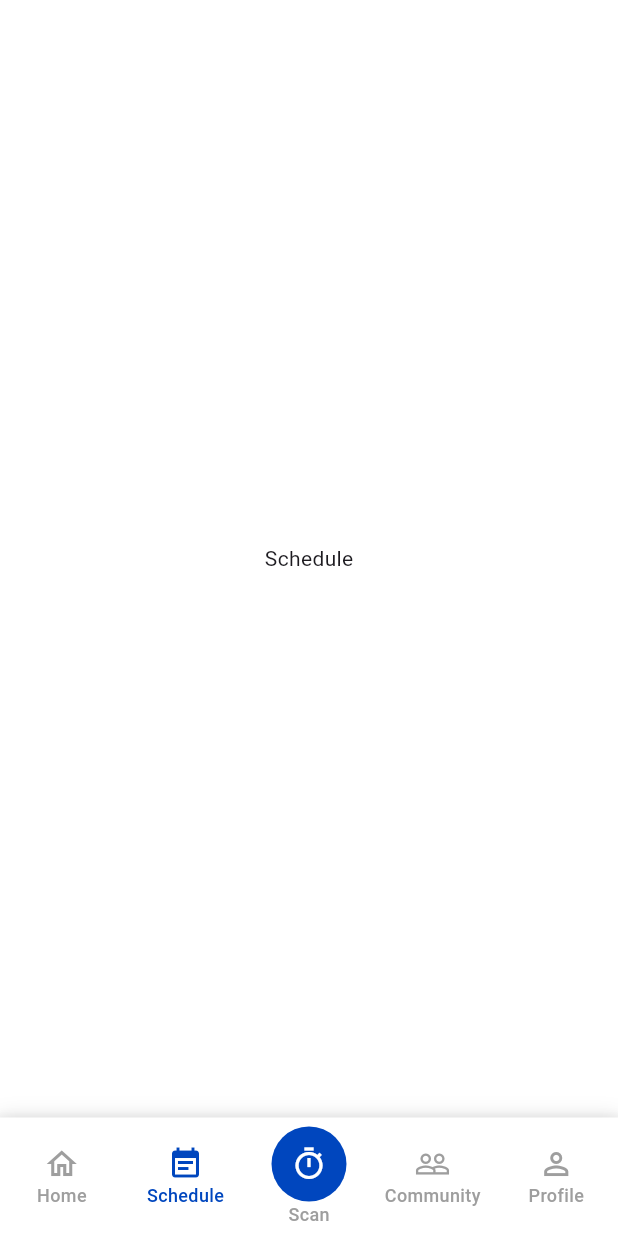
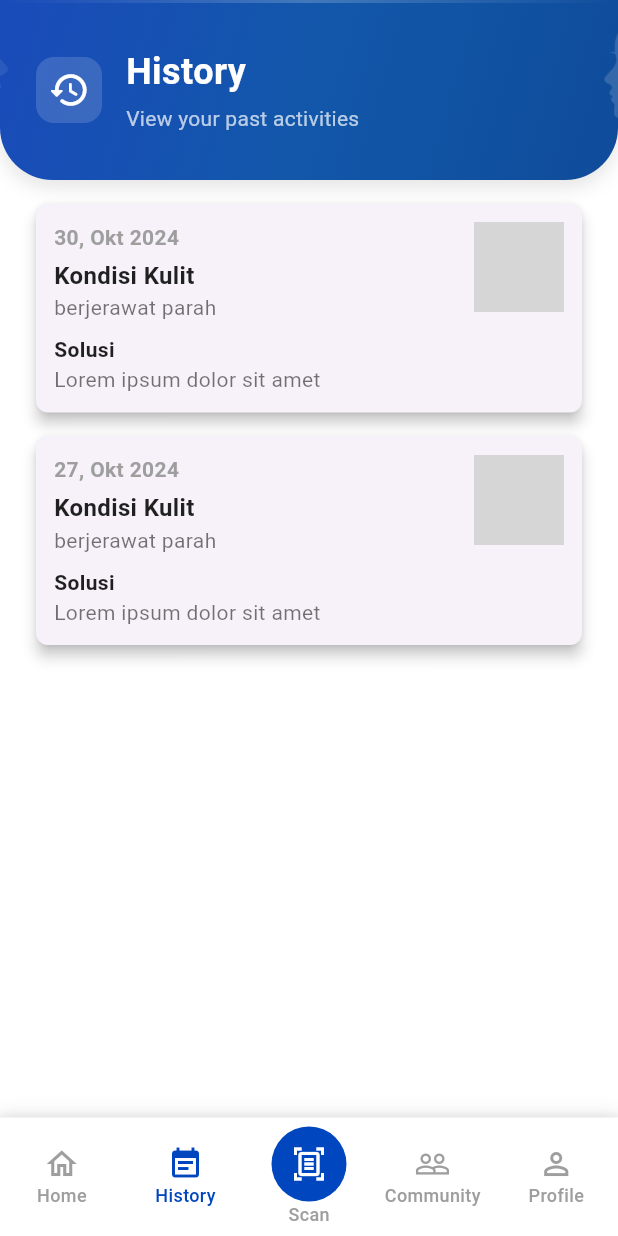
Before and after one commit to reysilvaa/PBL-rekomendasi-skincare, a Flutter app: the screen it shows after launch, item 2 of the bottom bar chosen, on a phone screen of 412 x 824 dp. Run offline on Flutter 3.47's test engine with Material 3 defaults, Android fonts, the phone set to English and light mode, and no system bars; our stand-ins replace camera; grey boxes are pictures that could not be loaded.

Commit message:
add history page

```diff
--- a/lib/main.dart
+++ b/lib/main.dart
@@ -1,3 +1,4 @@
+import 'package:deteksi_jerawat/screens/history_screen.dart';
 import 'package:deteksi_jerawat/screens/profile_screen.dart';
 import 'package:flutter/material.dart';
 import './screens/home_screen.dart';
@@ -24,6 +25,7 @@ class MyApp extends StatelessWidget {
         '/home': (context) => HomeScreen(),
         '/scan': (context) => CameraScreen(), // Route untuk CameraScreen
         '/profile': (context) => ProfileScreen(), // Route untuk CameraScreen
+        '/history': (context) => HistoryScreen(), // Route untuk CameraScreen
       },
       onUnknownRoute: (settings) => MaterialPageRoute(
         builder: (context) => const Scaffold(
@@ -44,7 +46,7 @@ class _MainScreenState extends State<MainScreen> {
 
   final List<Widget> _screens = [
     HomeScreen(), // Home screen
-    Center(child: Text('Schedule')), // Placeholder for Schedule screen
+    HistoryScreen(), // Home screen
     CameraScreen(), // Home screen
     Center(child: Text('Community')), // Placeholder for Community screen
     ProfileScreen(), // Home screen
--- /dev/null
+++ b/lib/model/history_item.dart
@@ -0,0 +1,15 @@
+class HistoryItem {
+  final String date;
+  final String title;
+  final String subtitle;
+  final String description;
+  final String imagePath;
+
+  HistoryItem({
+    required this.date,
+    required this.title,
+    required this.subtitle,
+    required this.description,
+    required this.imagePath,
+  });
+}
--- /dev/null
+++ b/lib/model/profile_model.dart
@@ -0,0 +1,7 @@
+// profile_model.dart
+class ProfileModel {
+  final String name;
+  final String imageUrl;
+
+  ProfileModel({required this.name, required this.imageUrl});
+}
--- /dev/null
+++ b/lib/screens/history_screen.dart
@@ -0,0 +1,47 @@
+import 'package:flutter/material.dart';
+import '../model/history_item.dart';
+import '../widgets/history/history_card.dart';
+import '../widgets/history/history_header.dart';
+
+class HistoryScreen extends StatelessWidget {
+  const HistoryScreen({super.key});
+
+  @override
+  Widget build(BuildContext context) {
+    final List<HistoryItem> historyItems = [
+      HistoryItem(
+        date: "30, Okt 2024",
+        title: "Kondisi Kulit",
+        subtitle: "berjerawat parah",
+        description: "Lorem ipsum dolor sit amet",
+        imagePath: "assets/profile_image.jpg",
+      ),
+      HistoryItem(
+        date: "27, Okt 2024",
+        title: "Kondisi Kulit",
+        subtitle: "berjerawat parah",
+        description: "Lorem ipsum dolor sit amet",
+        imagePath: "assets/profile_image.jpg",
+      ),
+    ];
+
+    return Scaffold(
+      body: Column(
+        children: [
+          const HistoryHeader(), // Menggunakan widget header yang telah dipisahkan
+          Expanded(
+            child: ListView.builder(
+              padding: const EdgeInsets.all(8),
+              itemCount: historyItems.length,
+              itemBuilder: (context, index) {
+                return HistoryCard(
+                  historyItem: historyItems[index],
+                );
+              },
+            ),
+          ),
+        ],
+      ),
+    );
+  }
+}
--- a/lib/screens/profile_screen.dart
+++ b/lib/screens/profile_screen.dart
@@ -2,9 +2,15 @@ import 'package:flutter/material.dart';
 import '../widgets/profile/menu_item.dart';
 import '../widgets/profile/profile_header.dart';
 import '../widgets/profile/progress_button.dart';
+import '../model/profile_model.dart';
 
 class ProfileScreen extends StatelessWidget {
-  const ProfileScreen({Key? key}) : super(key: key);
+  final ProfileModel profile = ProfileModel(
+    name: 'Abima Fadricha',
+    imageUrl: 'assets/profile_image.jpg',
+  );
+
+  ProfileScreen({Key? key}) : super(key: key);
 
   void _handleLogout(BuildContext context) {
     print('Logging out...');
@@ -22,9 +28,9 @@ class ProfileScreen extends StatelessWidget {
           color: Colors.grey[50], // Warna latar belakang yang lembut
           child: Column(
             children: [
-              const ProfileHeader(
-                name: 'Abima Fadricha',
-                imageUrl: 'assets/profile_image.jpg',
+              ProfileHeader(
+                name: profile.name,
+                imageUrl: profile.imageUrl,
               ),
               const SizedBox(height: 20),
               Padding(
--- a/lib/widgets/bottom_navigation.dart
+++ b/lib/widgets/bottom_navigation.dart
@@ -46,14 +46,14 @@ class BottomNavigation extends StatelessWidget {
           BottomNavigationBarItem(
             icon: Icon(Icons.event_note_outlined),
             activeIcon: Icon(Icons.event_note),
-            label: 'Schedule',
+            label: 'History',
           ),
           BottomNavigationBarItem(
             icon: CircleAvatar(
               backgroundColor: Color(0xFF0046BE),
               radius: 25,
               child: Icon(
-                Icons.timer_outlined,
+                Icons.document_scanner_outlined,
                 color: Colors.white,
                 size: 24,
               ),
--- /dev/null
+++ b/lib/widgets/history/history_card.dart
@@ -0,0 +1,85 @@
+import 'package:flutter/material.dart';
+import '../../model/history_item.dart';
+
+class HistoryCard extends StatelessWidget {
+  final HistoryItem historyItem;
+
+  const HistoryCard({Key? key, required this.historyItem}) : super(key: key);
+
+  @override
+  Widget build(BuildContext context) {
+    return Card(
+      elevation: 4,
+      shape: RoundedRectangleBorder(
+        borderRadius: BorderRadius.circular(8),
+      ),
+      margin: const EdgeInsets.symmetric(vertical: 8, horizontal: 16),
+      child: Padding(
+        padding: const EdgeInsets.all(12),
+        child: Row(
+          crossAxisAlignment: CrossAxisAlignment.start,
+          children: [
+            // Date and description column
+            Expanded(
+              child: Column(
+                crossAxisAlignment: CrossAxisAlignment.start,
+                children: [
+                  Text(
+                    historyItem.date,
+                    style: const TextStyle(
+                      fontSize: 14,
+                      fontWeight: FontWeight.w600,
+                      color: Colors.grey,
+                    ),
+                  ),
+                  const SizedBox(height: 4),
+                  Text(
+                    historyItem.title,
+                    style: const TextStyle(
+                      fontSize: 16,
+                      fontWeight: FontWeight.bold,
+                      color: Colors.black87,
+                    ),
+                  ),
+                  Text(
+                    historyItem.subtitle,
+                    style: const TextStyle(
+                      fontSize: 14,
+                      color: Colors.black54,
+                    ),
+                  ),
+                  const SizedBox(height: 8),
+                  Text(
+                    'Solusi',
+                    style: const TextStyle(
+                      fontSize: 14,
+                      fontWeight: FontWeight.bold,
+                      color: Colors.black87,
+                    ),
+                  ),
+                  Text(
+                    historyItem.description,
+                    style: const TextStyle(
+                      fontSize: 14,
+                      color: Colors.black54,
+                    ),
+                  ),
+                ],
+              ),
+            ),
+            // Profile image
+            ClipRRect(
+              borderRadius: BorderRadius.circular(8),
+              child: Image.asset(
+                historyItem.imagePath,
+                width: 60,
+                height: 60,
+                fit: BoxFit.cover,
+              ),
+            ),
+          ],
+        ),
+      ),
+    );
+  }
+}
--- /dev/null
+++ b/lib/widgets/history/history_header.dart
@@ -0,0 +1,172 @@
+import 'package:flutter/material.dart';
+
+class HistoryHeader extends StatelessWidget {
+  const HistoryHeader({
+    super.key,
+    this.title = 'History',
+    this.height = 120,
+    this.showPattern = true,
+  });
+
+  final String title;
+  final double height;
+  final bool showPattern;
+
+  @override
+  Widget build(BuildContext context) {
+    return Container(
+      width: double.infinity,
+      height: height,
+      decoration: BoxDecoration(
+        gradient: const LinearGradient(
+          begin: Alignment.topLeft,
+          end: Alignment.bottomRight,
+          colors: [
+            Color(0xFF1A4BBA),
+            Color(0xFF1257AA),
+            Color(0xFF0F4C9A),
+          ],
+          stops: [0.0, 0.5, 1.0],
+        ),
+        borderRadius: const BorderRadius.only(
+          bottomLeft: Radius.circular(35),
+          bottomRight: Radius.circular(35),
+        ),
+        boxShadow: [
+          BoxShadow(
+            color: Colors.black.withOpacity(0.1),
+            blurRadius: 10,
+            offset: const Offset(0, 5),
+          ),
+        ],
+      ),
+      child: ClipRRect(
+        borderRadius: const BorderRadius.only(
+          bottomLeft: Radius.circular(35),
+          bottomRight: Radius.circular(35),
+        ),
+        child: Stack(
+          children: [
+            // Background pattern
+            if (showPattern) ...[
+              Positioned(
+                right: -75,
+                top: 0,
+                bottom: 0,
+                child: Opacity(
+                  opacity: 0.15,
+                  child: Transform.scale(
+                    scaleX: -1,
+                    child: ColorFiltered(
+                      colorFilter: const ColorFilter.mode(
+                        Colors.white,
+                        BlendMode.srcIn,
+                      ),
+                      child: Image.asset(
+                        'assets/pattern.png',
+                        fit: BoxFit.contain,
+                      ),
+                    ),
+                  ),
+                ),
+              ),
+              // Additional left pattern with lower opacity
+              Positioned(
+                left: -100,
+                top: -20,
+                child: Opacity(
+                  opacity: 0.08,
+                  child: ColorFiltered(
+                    colorFilter: const ColorFilter.mode(
+                      Colors.white,
+                      BlendMode.srcIn,
+                    ),
+                    child: Image.asset(
+                      'assets/pattern.png',
+                      fit: BoxFit.contain,
+                      height: 150,
+                    ),
+                  ),
+                ),
+              ),
+            ],
+
+            // Shimmer effect line
+            Positioned(
+              top: 0,
+              left: 0,
+              right: 0,
+              child: Container(
+                height: 2,
+                decoration: BoxDecoration(
+                  gradient: LinearGradient(
+                    begin: Alignment.centerLeft,
+                    end: Alignment.centerRight,
+                    colors: [
+                      Colors.white.withOpacity(0),
+                      Colors.white.withOpacity(0.2),
+                      Colors.white.withOpacity(0),
+                    ],
+                  ),
+                ),
+              ),
+            ),
+
+            // Main content
+            Padding(
+              padding: const EdgeInsets.fromLTRB(24, 16, 24, 16),
+              child: Column(
+                mainAxisAlignment: MainAxisAlignment.center,
+                crossAxisAlignment: CrossAxisAlignment.start,
+                children: [
+                  Row(
+                    children: [
+                      Container(
+                        padding: const EdgeInsets.all(8),
+                        decoration: BoxDecoration(
+                          color: Colors.white.withOpacity(0.15),
+                          borderRadius: BorderRadius.circular(12),
+                        ),
+                        child: const Icon(
+                          Icons.history_rounded,
+                          color: Colors.white,
+                          size: 28,
+                        ),
+                      ),
+                      const SizedBox(width: 16),
+                      Expanded(
+                        child: Column(
+                          crossAxisAlignment: CrossAxisAlignment.start,
+                          children: [
+                            Text(
+                              title,
+                              style: const TextStyle(
+                                color: Colors.white,
+                                fontSize: 24,
+                                fontWeight: FontWeight.w700,
+                                letterSpacing: 0.3,
+                              ),
+                            ),
+                            const SizedBox(height: 4),
+                            Text(
+                              'View your past activities',
+                              style: TextStyle(
+                                color: Colors.white.withOpacity(0.7),
+                                fontSize: 14,
+                                letterSpacing: 0.2,
+                              ),
+                            ),
+                          ],
+                        ),
+                      ),
+                    ],
+                  ),
+                ],
+              ),
+            ),
+          ],
+        ),
+      ),
+    );
+  }
+}
```
